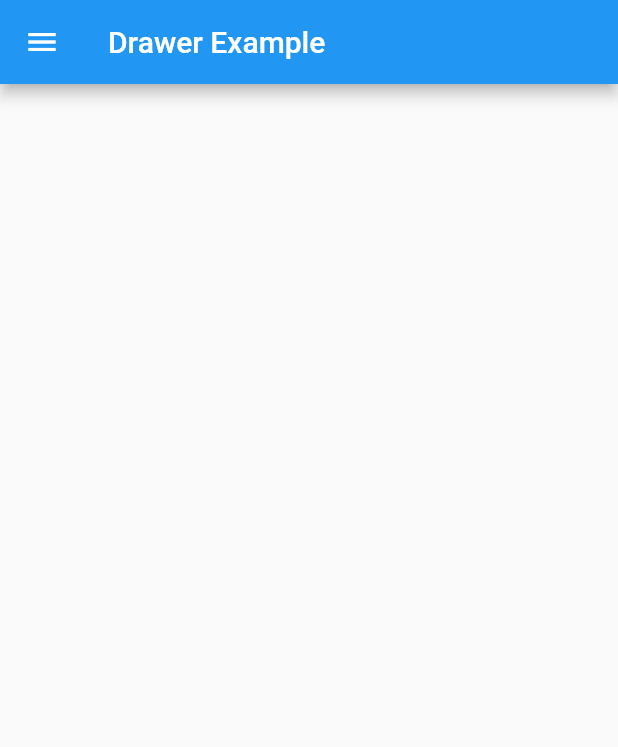
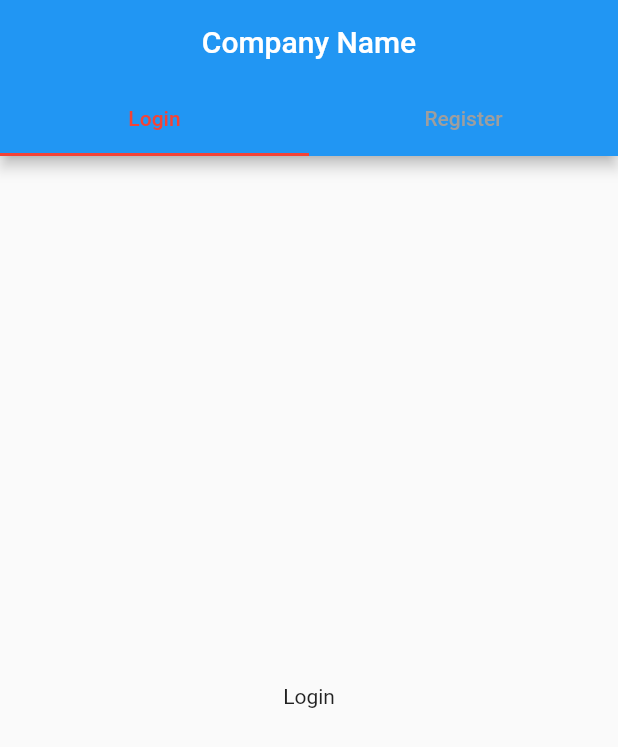
Before and after one commit to wasimiqbal1/Flutter, a Flutter app: the screen it shows after launch, on a phone screen of 412 x 824 dp. Shown: the top 747 px of the screen. Run offline on Flutter 3.47's test engine with Material 2 defaults, Android fonts, the phone set to English and light mode, and no system bars.

Commit message:
login page

```diff
--- a/firstapp_wasim/lib/home.dart
+++ b/firstapp_wasim/lib/home.dart
@@ -1,27 +1,36 @@
+import 'package:firstapp_wasim/login.dart';
+import 'package:firstapp_wasim/register.dart';
 import 'package:flutter/material.dart';
 
 class Home extends StatefulWidget {
   @override
   _HomeState createState() => _HomeState();
 }
-var list = ["Wasim","Abdul Kabir","Ahmed","Hashir"];
 
 class _HomeState extends State<Home> {
   @override
   Widget build(BuildContext context) {
-    return Scaffold(
-      appBar: AppBar(title: Text("Drawer Example"),),
-      drawer: Drawer(
-        child: ListView(
-          children: [
-            DrawerHeader(child: Container(child: Image.network("https://imgd.aeplcdn.com/0x0/n/cw/ec/47030/audi-a3-new-right-front-three-quarter1.jpeg"))),
-            ListTile(title: Text("Hello"),),
-            ListTile(title: Text("Hello"),)
-          ],
+    return DefaultTabController(
+      length: 2,
+      child: Scaffold(
+        appBar: AppBar(
+          title: Center(child: Text("Company Name")),
+          bottom : TabBar (
+            unselectedLabelColor: Colors.grey,
+            labelColor: Colors.red,
+            indicatorColor: Colors.red,
+            tabs: [
+            Tab(child: Text("Login"),),
+            Tab(child: Text("Register"),)
+          ],)
         ),
+        body: TabBarView(children: [
+          Login(),
+          Register()
+        ],)
 
+      ),
 
-  ),
-);
+    );
 }
 }
--- /dev/null
+++ b/firstapp_wasim/lib/login.dart
@@ -0,0 +1,17 @@
+import 'package:flutter/material.dart';
+
+class Login extends StatefulWidget {
+
+    @override
+  _LoginState createState() => _LoginState();
+}
+
+class _LoginState extends State<Login> {
+  @override
+  Widget build(BuildContext context) {
+    return Container(
+      child: Center(child: Text("Login")),
+
+    );
+  }
+}
--- /dev/null
+++ b/firstapp_wasim/lib/register.dart
@@ -0,0 +1,17 @@
+import 'package:flutter/material.dart';
+
+class Register extends StatefulWidget {
+
+  @override
+  _RegisterState createState() => _RegisterState();
+}
+
+class _RegisterState extends State<Register> {
+  @override
+  Widget build(BuildContext context) {
+    return Container(
+      child: Center(child: Text("Register")),
+
+    );
+  }
+}
```
